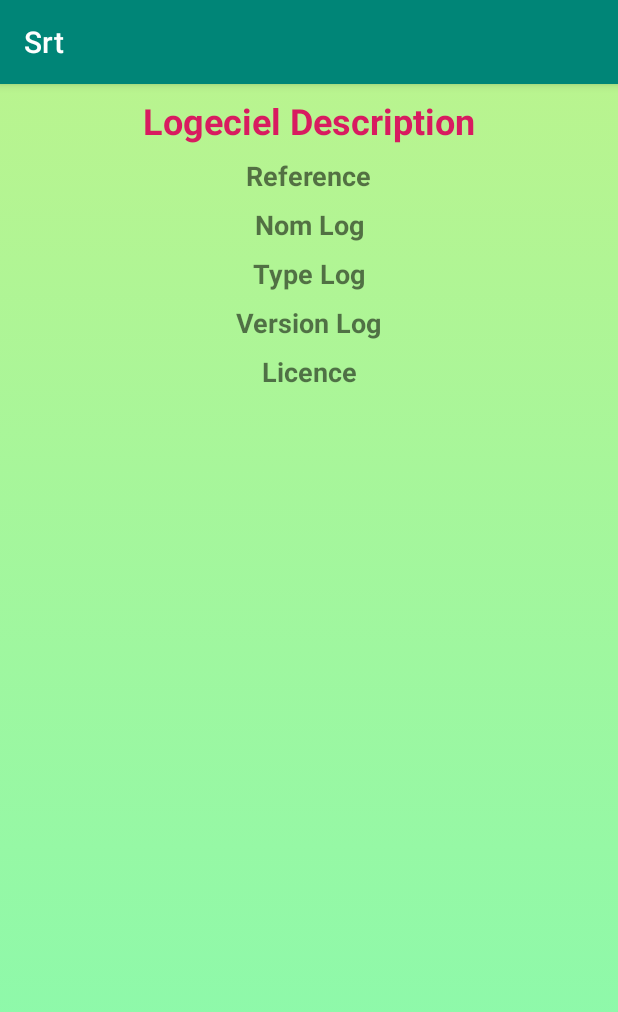
After one commit to MedSami/Srt, an Android app: the LogecielDescription screen opened directly, with no data from a screen before it, on a phone screen of 412 x 824 dp. The commit adds this screen. Shown: the top 1012 px of the screen. Run offline under Robolectric (Android 15) with nearby library versions, the phone set to English and light mode, and no system bars.

Commit message:
add description

```diff
--- a/app/src/main/AndroidManifest.xml
+++ b/app/src/main/AndroidManifest.xml
@@ -11,7 +11,10 @@
         android:roundIcon="@mipmap/ic_launcher_round"
         android:supportsRtl="true"
         android:theme="@style/AppTheme">
-        <activity android:name=".ListLogiciel"></activity>
+        <activity android:name=".MaterielDescription"></activity>
+        <activity android:name=".LogecielDescription" />
+        <activity android:name=".ComposantDescription" />
+        <activity android:name=".ListLogiciel" />
         <activity android:name=".ListMateriel" />
         <activity android:name=".ListComposant" />
         <activity android:name=".MenuPrincipal" />
--- a/app/src/main/java/com/dhoha/srt/ListComposant.java
+++ b/app/src/main/java/com/dhoha/srt/ListComposant.java
@@ -8,6 +8,7 @@ import android.widget.Toast;
 
 import com.dhoha.srt.API.ApiRequest;
 import com.dhoha.srt.API.RetrofitService;
+import com.dhoha.srt.Adapter.ComposantAdapter;
 import com.dhoha.srt.Adapter.MaterielAdapter;
 import com.dhoha.srt.model.DataModel;
 import com.dhoha.srt.model.ResponseDataModel;
@@ -40,7 +41,7 @@ public class ListComposant extends AppCompatActivity {
 
                     RecycleLayout.setLayoutManager(RecycleManager);
 
-                    composantAdapter = new MaterielAdapter(item, ListComposant.this);
+                    composantAdapter = new ComposantAdapter(item, ListComposant.this);
 
                     RecycleLayout.setAdapter(composantAdapter);
                 }
--- /dev/null
+++ b/app/src/main/java/com/dhoha/srt/LogecielDescription.java
@@ -0,0 +1,33 @@
+package com.dhoha.srt;
+
+import android.support.v7.app.AppCompatActivity;
+import android.os.Bundle;
+import android.widget.TextView;
+
+public class LogecielDescription extends AppCompatActivity {
+String Ref,nomLog,typeLog,versionLog,licence;
+TextView txtRef,txtNomLog,txtTypeLog,txtVersionLog,txtLicence;
+    @Override
+    protected void onCreate(Bundle savedInstanceState) {
+        super.onCreate(savedInstanceState);
+        setContentView(R.layout.activity_logeciel_description);
+        txtLicence=findViewById(R.id.txtLicence);
+        txtVersionLog=findViewById(R.id.txtVersion);
+        txtTypeLog=findViewById(R.id.txtTypeLog);
+        txtNomLog=findViewById(R.id.txtNomLog);
+        txtRef=findViewById(R.id.txtRef);
+        Bundle data=getIntent().getExtras();
+        if(data!=null){
+            Ref=data.getString("reference");
+            nomLog=data.getString("nom_log");
+            typeLog=data.getString("type_log");
+            versionLog=data.getString("version_log");
+            licence=data.getString("licence");
+            txtRef.setText(Ref);
+            txtNomLog.setText(nomLog);
+            txtTypeLog.setText(typeLog);
+            txtVersionLog.setText(versionLog);
+            txtLicence.setText(licence);
+        }
+    }
+}
--- a/app/src/main/java/com/dhoha/srt/MainActivity.java
+++ b/app/src/main/java/com/dhoha/srt/MainActivity.java
@@ -3,6 +3,7 @@ package com.dhoha.srt;
 import android.content.Intent;
 import android.support.v7.app.AppCompatActivity;
 import android.os.Bundle;
+import android.util.Log;
 import android.view.View;
 import android.widget.Button;
 import android.widget.EditText;
@@ -70,6 +71,8 @@ EditText edtEmail,edtPassword;
                 @Override
                 public void onFailure(Call<ResponseDataModel> call, Throwable t) {
                     Toast.makeText(MainActivity.this, "Problem Connexion", Toast.LENGTH_SHORT).show();
+                    Log.i("TAG", "onFailure: "+t.getMessage());
+
                 }
             });
 
--- /dev/null
+++ b/app/src/main/res/layout/activity_logeciel_description.xml
@@ -0,0 +1,106 @@
+<?xml version="1.0" encoding="utf-8"?>
+<android.support.constraint.ConstraintLayout xmlns:android="http://schemas.android.com/apk/res/android"
+    xmlns:app="http://schemas.android.com/apk/res-auto"
+    xmlns:tools="http://schemas.android.com/tools"
+    android:layout_width="match_parent"
+    android:layout_height="match_parent"
+    tools:context=".LogecielDescription"
+    android:background="@drawable/gradient_background">
+
+    <TextView
+        android:id="@+id/textView2"
+        android:layout_width="wrap_content"
+        android:layout_height="wrap_content"
+        android:layout_marginStart="8dp"
+        android:layout_marginLeft="8dp"
+        android:layout_marginTop="8dp"
+        android:layout_marginEnd="8dp"
+        android:layout_marginRight="8dp"
+        android:text="Logeciel Description"
+        android:textSize="24sp"
+        android:textColor="@color/colorAccent"
+        android:textStyle="bold"
+        app:layout_constraintEnd_toEndOf="parent"
+        app:layout_constraintStart_toStartOf="parent"
+        app:layout_constraintTop_toTopOf="parent" />
+
+    <TextView
+        android:id="@+id/txtRef"
+        android:layout_width="wrap_content"
+        android:layout_height="wrap_content"
+        android:layout_marginStart="8dp"
+        android:layout_marginLeft="8dp"
+        android:layout_marginTop="8dp"
+        android:layout_marginEnd="8dp"
+        android:layout_marginRight="8dp"
+        android:text="Reference"
+        android:textSize="18sp"
+        android:textStyle="bold"
+        app:layout_constraintEnd_toEndOf="parent"
+        app:layout_constraintStart_toStartOf="parent"
+        app:layout_constraintTop_toBottomOf="@+id/textView2" />
+
+    <TextView
+        android:id="@+id/txtNomLog"
+        android:layout_width="wrap_content"
+        android:layout_height="wrap_content"
+        android:layout_marginStart="8dp"
+        android:layout_marginLeft="8dp"
+        android:layout_marginTop="8dp"
+        android:layout_marginEnd="8dp"
+        android:layout_marginRight="8dp"
+        android:text="Nom Log"
+        android:textSize="18sp"
+        android:textStyle="bold"
+        app:layout_constraintEnd_toEndOf="parent"
+        app:layout_constraintStart_toStartOf="parent"
+        app:layout_constraintTop_toBottomOf="@+id/txtRef" />
+
+    <TextView
+        android:id="@+id/txtTypeLog"
+        android:layout_width="wrap_content"
+        android:layout_height="wrap_content"
+        android:layout_marginStart="8dp"
+        android:layout_marginLeft="8dp"
+        android:layout_marginTop="8dp"
+        android:layout_marginEnd="8dp"
+        android:layout_marginRight="8dp"
+        android:text="Type Log"
+        android:textSize="18sp"
+        android:textStyle="bold"
+        app:layout_constraintEnd_toEndOf="parent"
+        app:layout_constraintStart_toStartOf="parent"
+        app:layout_constraintTop_toBottomOf="@+id/txtNomLog" />
+
+    <TextView
+        android:id="@+id/txtVersion"
+        android:layout_width="wrap_content"
+        android:layout_height="wrap_content"
+        android:layout_marginStart="8dp"
+        android:layout_marginLeft="8dp"
+        android:layout_marginTop="8dp"
+        android:layout_marginEnd="8dp"
+        android:layout_marginRight="8dp"
+        android:text="Version Log"
+        android:textSize="18sp"
+        android:textStyle="bold"
+        app:layout_constraintEnd_toEndOf="parent"
+        app:layout_constraintStart_toStartOf="parent"
+        app:layout_constraintTop_toBottomOf="@+id/txtTypeLog" />
+
+    <TextView
+        android:id="@+id/txtLicence"
+        android:layout_width="wrap_content"
+        android:layout_height="wrap_content"
+        android:layout_marginStart="8dp"
+        android:layout_marginLeft="8dp"
+        android:layout_marginTop="8dp"
+        android:layout_marginEnd="8dp"
+        android:layout_marginRight="8dp"
+        android:text="Licence"
+        android:textSize="18sp"
+        android:textStyle="bold"
+        app:layout_constraintEnd_toEndOf="parent"
+        app:layout_constraintStart_toStartOf="parent"
+        app:layout_constraintTop_toBottomOf="@+id/txtVersion" />
+</android.support.constraint.ConstraintLayout>
```
Also changed, not shown: app/src/main/java/com/dhoha/srt/API/RetrofitService.java (+56 -3 lines), app/src/main/java/com/dhoha/srt/Adapter/ComposantAdapter.java (+9 -10 lines), app/src/main/java/com/dhoha/srt/Adapter/LogicielAdapter.java (+10 -10 lines), app/src/main/java/com/dhoha/srt/Adapter/MaterielAdapter.java (+7 -10 lines), app/src/main/java/com/dhoha/srt/ComposantDescription.java (added, +31 -0 lines), app/src/main/java/com/dhoha/srt/MaterielDescription.java (added, +34 -0 lines), app/src/main/java/com/dhoha/srt/model/DataModel.java (+55 -2 lines), app/src/main/res/layout/activity_composant_description.xml (added, +90 -0 lines), app/src/main/res/layout/activity_materiel_description.xml (added, +106 -0 lines).
